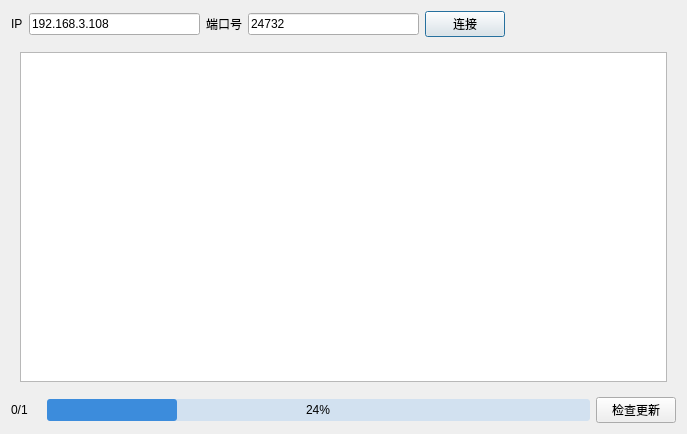
xyt2008/Luncher, file Luncher/Luncher.ui: the form before one commit.
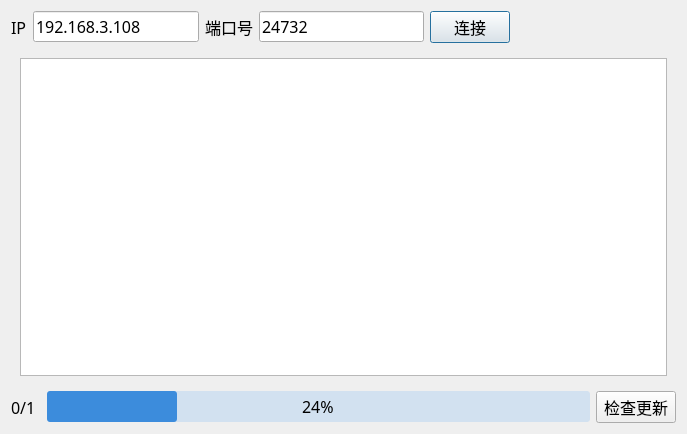
The form after the commit.

The edit to the form file:
```diff
--- a/Luncher/Luncher.ui
+++ b/Luncher/Luncher.ui
@@ -18,6 +18,12 @@
     <layout class="QHBoxLayout" name="horizontalLayout_3">
      <item>
       <widget class="QLabel" name="label">
+       <property name="font">
+        <font>
+         <family>微软雅黑</family>
+         <pointsize>12</pointsize>
+        </font>
+       </property>
        <property name="text">
         <string>IP</string>
        </property>
@@ -25,6 +31,12 @@
      </item>
      <item>
       <widget class="QLineEdit" name="lineEditIp">
+       <property name="font">
+        <font>
+         <family>微软雅黑</family>
+         <pointsize>12</pointsize>
+        </font>
+       </property>
        <property name="text">
         <string>192.168.3.108</string>
        </property>
@@ -32,6 +44,12 @@
      </item>
      <item>
       <widget class="QLabel" name="label_2">
+       <property name="font">
+        <font>
+         <family>微软雅黑</family>
+         <pointsize>12</pointsize>
+        </font>
+       </property>
        <property name="text">
         <string>端口号</string>
        </property>
@@ -39,6 +57,12 @@
      </item>
      <item>
       <widget class="QLineEdit" name="lineEditPort">
+       <property name="font">
+        <font>
+         <family>微软雅黑</family>
+         <pointsize>12</pointsize>
+        </font>
+       </property>
        <property name="text">
         <string>24732</string>
        </property>
@@ -46,6 +70,12 @@
      </item>
      <item>
       <widget class="QPushButton" name="pushButtonConn">
+       <property name="font">
+        <font>
+         <family>微软雅黑</family>
+         <pointsize>12</pointsize>
+        </font>
+       </property>
        <property name="text">
         <string>连接</string>
        </property>
@@ -70,7 +100,14 @@
     <widget class="QWidget" name="widget" native="true">
      <layout class="QHBoxLayout" name="horizontalLayout_2">
       <item>
-       <widget class="QTextEdit" name="textEdit"/>
+       <widget class="QTextEdit" name="textEdit">
+        <property name="font">
+         <font>
+          <family>微软雅黑</family>
+          <pointsize>12</pointsize>
+         </font>
+        </property>
+       </widget>
       </item>
      </layout>
     </widget>
@@ -85,6 +122,12 @@
          <height>0</height>
         </size>
        </property>
+       <property name="font">
+        <font>
+         <family>微软雅黑</family>
+         <pointsize>12</pointsize>
+        </font>
+       </property>
        <property name="text">
         <string>0/1</string>
        </property>
@@ -92,6 +135,12 @@
      </item>
      <item>
       <widget class="QProgressBar" name="progressBar">
+       <property name="font">
+        <font>
+         <family>微软雅黑</family>
+         <pointsize>12</pointsize>
+        </font>
+       </property>
        <property name="styleSheet">
         <string notr="true">QProgressBar{
 border:none;
@@ -111,6 +160,12 @@
      </item>
      <item>
       <widget class="QPushButton" name="pushButton">
+       <property name="font">
+        <font>
+         <family>微软雅黑</family>
+         <pointsize>12</pointsize>
+        </font>
+       </property>
        <property name="text">
         <string>检查更新</string>
        </property>
```
